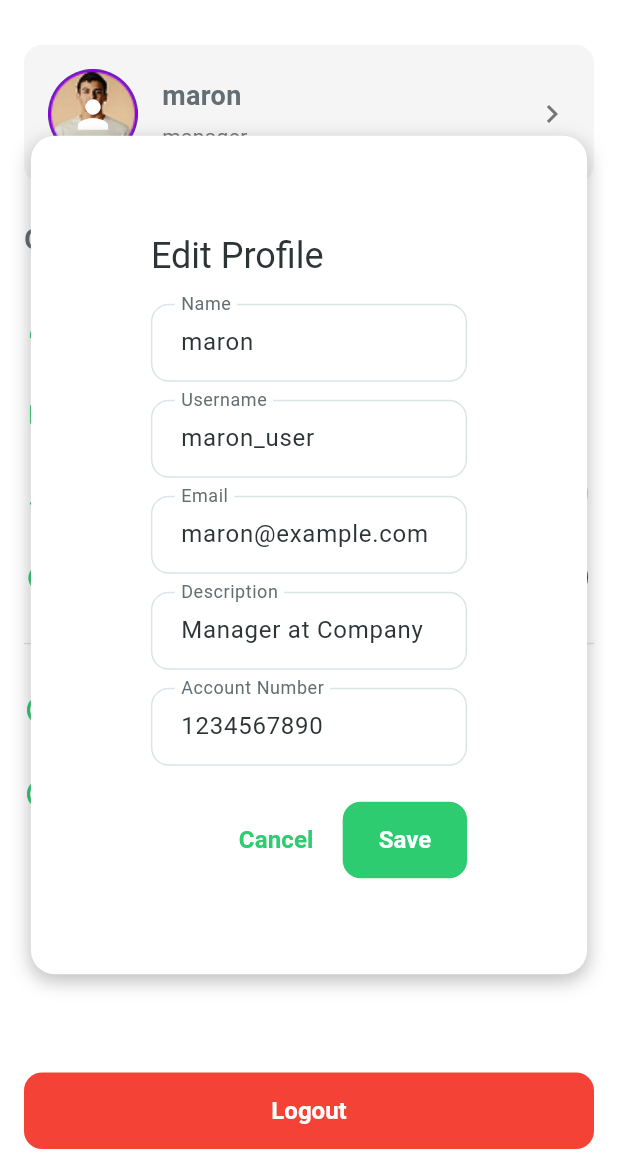
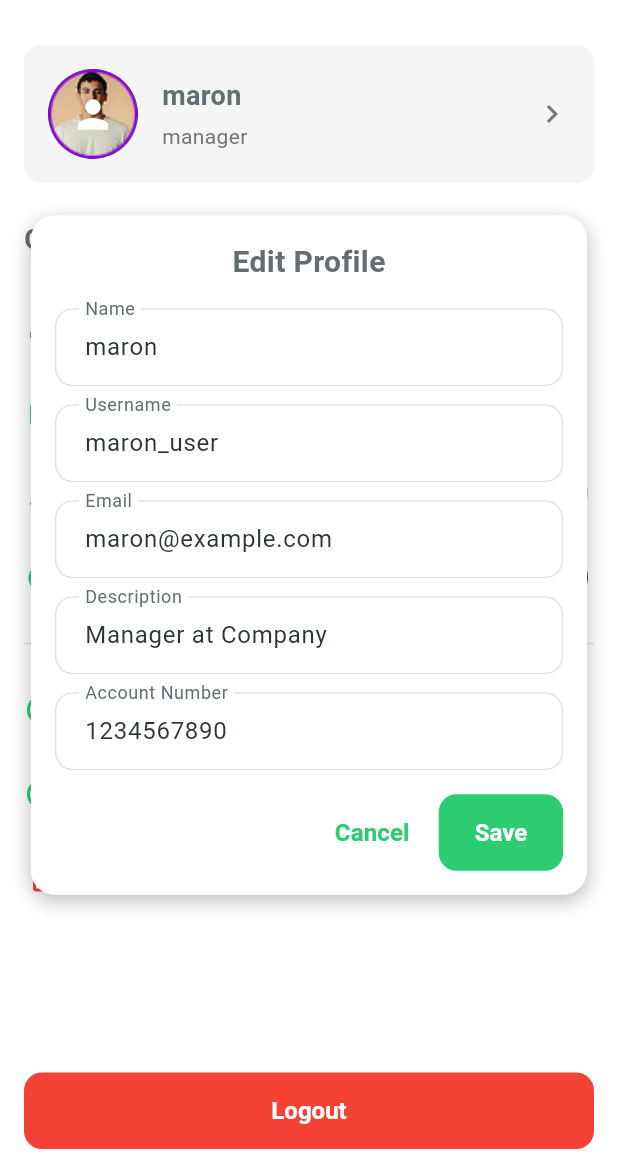
Before and after one commit to KALU56/Tipping_App, a Flutter app: the Setting screen opened by its route, after a tap on "Edit Profile", on a phone screen of 412 x 824 dp, the part 63-1236 px from its top. Run offline on Flutter 3.47's test engine with Material 3 defaults, Android fonts, the light colour scheme and no system bars; our stand-ins replace flutter_svg; accounts and stored records are empty.

Commit message:
feat:edite chnage pasword

```diff
--- a/tip_employee/lib/src/features/settings/presentation/components/profile_edit_dialog.dart
+++ b/tip_employee/lib/src/features/settings/presentation/components/profile_edit_dialog.dart
@@ -1,5 +1,4 @@
 part of '../../settings.dart';
-
 
 
 class ProfileEditDialog extends StatefulWidget {
@@ -53,7 +52,7 @@ class _ProfileEditDialogState extends State<ProfileEditDialog> {
     await _repo.updateProfile(updated);
 
     if (mounted) {
-      Navigator.pop(context, updated); // close dialog
+      Navigator.pop(context, updated);
       ScaffoldMessenger.of(context).showSnackBar(
         const SnackBar(content: Text("Profile updated!")),
       );
@@ -62,48 +61,75 @@ class _ProfileEditDialogState extends State<ProfileEditDialog> {
 
   @override
   Widget build(BuildContext context) {
-    if (_user == null) {
-      return const Center(child: CircularProgressIndicator());
-    }
+    if (_user == null) return const Center(child: CircularProgressIndicator());
 
-    return Column(
-      mainAxisSize: MainAxisSize.min,
-      children: [
-
-        AlertDialog(
-
-          title: const Text("Edit Profile"),
-          content: Form(
+    return Center(
+      child: Material(
+        color: Colors.transparent,
+        child: ConstrainedBox(
+          constraints: BoxConstraints(
+            maxWidth: MediaQuery.of(context).size.width * 0.9,
+            maxHeight: MediaQuery.of(context).size.height * 0.8,
+          ),
+          child: Container(
+            padding: const EdgeInsets.all(16),
+            decoration: BoxDecoration(
+              color: Colors.white,
+              borderRadius: BorderRadius.circular(16),
+              boxShadow: [BoxShadow(color: Colors.black26, blurRadius: 10, offset: Offset(0, 4))],
+            ),
+            child: SingleChildScrollView(
+              child: Form(
                 key: _formKey,
-            child: SingleChildScrollView(
                 child: Column(
                   mainAxisSize: MainAxisSize.min,
                   children: [
-                  TextFormField(controller: _nameController, decoration: const InputDecoration(labelText: "Name")),
+                    const Text(
+                      'Edit Profile',
+                      style: TextStyle(fontSize: 20, fontWeight: FontWeight.bold),
+                    ),
+                    const SizedBox(height: 16),
+                    _buildTextField('Name', _nameController),
                     const SizedBox(height: 12),
-                  TextFormField(controller: _usernameController, decoration: const InputDecoration(labelText: "Username")),
+                    _buildTextField('Username', _usernameController),
                     const SizedBox(height: 12),
-                  TextFormField(controller: _emailController, decoration: const InputDecoration(labelText: "Email")),
+                    _buildTextField('Email', _emailController),
                     const SizedBox(height: 12),
-                  TextFormField(controller: _descController, decoration: const InputDecoration(labelText: "Description")),
+                    _buildTextField('Description', _descController),
                     const SizedBox(height: 12),
-                  TextFormField(controller: _accountController, decoration: const InputDecoration(labelText: "Account Number")),
+                    _buildTextField('Account Number', _accountController),
+                    const SizedBox(height: 16),
+                    Row(
+                      mainAxisAlignment: MainAxisAlignment.end,
+                      children: [
+                        TextButton(
+                          onPressed: () => Navigator.pop(context),
+                          child: const Text('Cancel'),
+                        ),
+                        const SizedBox(width: 8),
+                        ElevatedButton(
+                          onPressed: _saveProfile,
+                          child: const Text('Save'),
+                        ),
+                      ],
+                    ),
                   ],
                 ),
               ),
             ),
-          actions: [
-            TextButton(
-              onPressed: () => Navigator.pop(context),
-              child: const Text("Cancel"),
           ),
-            ElevatedButton(
-              onPressed: _saveProfile,
-              child: const Text("Save"),
         ),
-          ],
       ),
-      ],
+    );
+  }
+
+  Widget _buildTextField(String label, TextEditingController controller) {
+    return TextFormField(
+      controller: controller,
+      decoration: InputDecoration(
+        labelText: label,
+        border: const OutlineInputBorder(),
+      ),
     );
   }
 }
--- a/tip_employee/lib/src/features/settings/presentation/screens/settings_screen.dart
+++ b/tip_employee/lib/src/features/settings/presentation/screens/settings_screen.dart
@@ -50,31 +50,8 @@ class _SettingState extends State<Setting> {
                     onTap: () {
                       showDialog(
                         context: context,
-        barrierColor: Colors.transparent, // no dark overlay
-        builder: (context) {
-          return Dialog(
-            backgroundColor: Colors.transparent, // <- make dialog itself transparent
-            insetPadding: const EdgeInsets.all(16),
-            child: Center(
-              child: Container(
-                width: MediaQuery.of(context).size.width * 0.9,
-                padding: const EdgeInsets.all(16),
-                decoration: BoxDecoration(
-                  color: Colors.white, // <- card content background
-                  borderRadius: BorderRadius.circular(16),
-                  boxShadow: [
-                    BoxShadow(
-                      color: Colors.black26,
-                      blurRadius: 10,
-                      offset: Offset(0, 4),
-                    ),
-                  ],
-                ),
-                child: const ProfileEditDialog(),
-              ),
-            ),
-          );
-        },
+                        barrierColor: Colors.transparent, // settings page visible in back
+                        builder: (context) => const ProfileEditDialog(),
                       );
                     },
                   ),
@@ -82,11 +59,10 @@ class _SettingState extends State<Setting> {
                     icon: Icons.lock_outline,
                     title: 'Password',
                      onTap: () {
-                      Navigator.push(
-                        context,
-                        MaterialPageRoute(
-                          builder: (context) => const ChangePasswordScreen(),
-                        ),
+                    showDialog(
+                      context: context,
+                      barrierColor: Colors.transparent, // keeps settings visible
+                      builder: (context) => const ChangePasswordDialog(),
                     );
                   },
                   ),
--- a/tip_employee/lib/src/features/settings/settings.dart
+++ b/tip_employee/lib/src/features/settings/settings.dart
@@ -15,7 +15,7 @@ part './presentation/components/settings_switch_option.dart';
 part './presentation/components/settings_option.dart';
 part './presentation/components/profile_section.dart';
 part './presentation/components/profile_edit_dialog.dart';
-
+part './presentation/components/change_password_screen.dart';
 
 class Setting extends StatefulWidget {
   const Setting({super.key});
```
Also changed, not shown: tip_employee/lib/src/features/settings/presentation/components/change_password_screen.dart (added, +107 -0 lines). Lines whose indentation alone changed are shown as unchanged.
